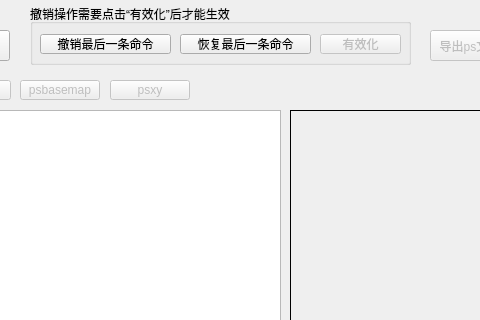
Old version of the form mainwindow.ui in the repository CovMat/GMT-mini-GUI; both pictures show x 90 to 570 and y 0 to 320 of the 913 by 622 pixel window.
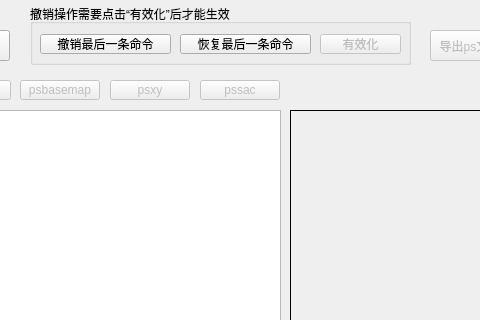
New version of the form.

Diff of the .ui file:
```diff
--- a/mainwindow.ui
+++ b/mainwindow.ui
@@ -204,6 +204,22 @@
      <string>psxy</string>
     </property>
    </widget>
+   <widget class="QPushButton" name="pssac">
+    <property name="enabled">
+     <bool>false</bool>
+    </property>
+    <property name="geometry">
+     <rect>
+      <x>290</x>
+      <y>80</y>
+      <width>80</width>
+      <height>20</height>
+     </rect>
+    </property>
+    <property name="text">
+     <string>pssac</string>
+    </property>
+   </widget>
   </widget>
  </widget>
  <resources/>
```
